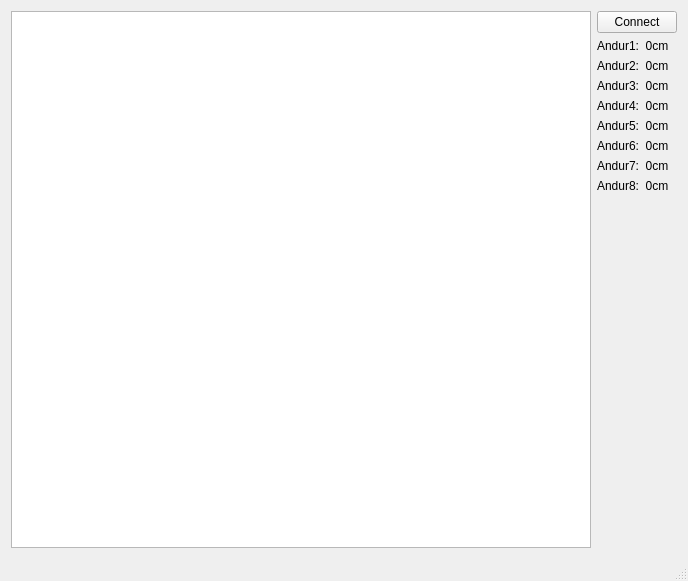
This is Software/PC/PC/followerui.ui in TalTechRobotiklubi/Follower as Qt 5 draws it before an edit. The edited form follows.
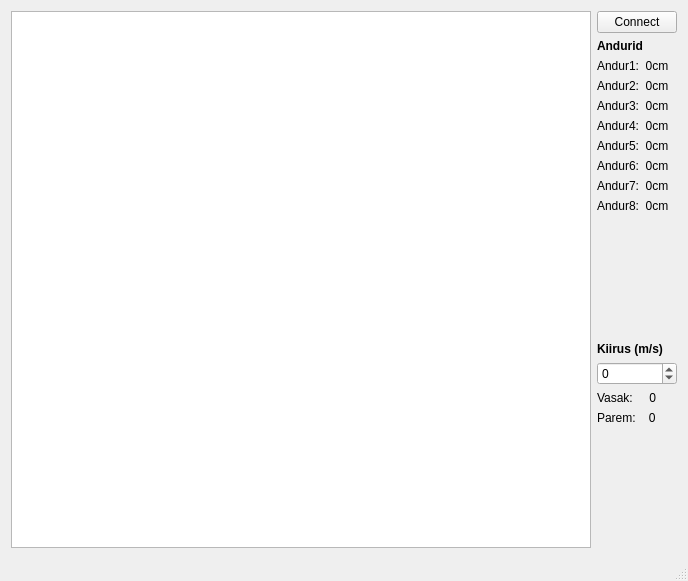
This is the edited form.

The edit to the form file:
```diff
--- a/Software/PC/PC/followerui.ui
+++ b/Software/PC/PC/followerui.ui
@@ -29,6 +29,19 @@
           </property>
          </widget>
         </item>
+        <item>
+         <widget class="QLabel" name="label">
+          <property name="font">
+           <font>
+            <weight>75</weight>
+            <bold>true</bold>
+           </font>
+          </property>
+          <property name="text">
+           <string>Andurid</string>
+          </property>
+         </widget>
+        </item>
         <item>
          <widget class="QLabel" name="lbl_andur1">
           <property name="text">
@@ -98,6 +111,56 @@
           </property>
          </spacer>
         </item>
+        <item>
+         <widget class="QLabel" name="label_2">
+          <property name="font">
+           <font>
+            <weight>75</weight>
+            <bold>true</bold>
+           </font>
+          </property>
+          <property name="text">
+           <string>Kiirus (m/s)</string>
+          </property>
+         </widget>
+        </item>
+        <item>
+         <widget class="QSpinBox" name="sb_setSpeed">
+          <property name="minimum">
+           <number>-65535</number>
+          </property>
+          <property name="maximum">
+           <number>65535</number>
+          </property>
+         </widget>
+        </item>
+        <item>
+         <widget class="QLabel" name="lbl_leftSpeed">
+          <property name="text">
+           <string>Vasak:     0</string>
+          </property>
+         </widget>
+        </item>
+        <item>
+         <widget class="QLabel" name="lbl_rightSpeed">
+          <property name="text">
+           <string>Parem:    0</string>
+          </property>
+         </widget>
+        </item>
+        <item>
+         <spacer name="verticalSpacer_2">
+          <property name="orientation">
+           <enum>Qt::Vertical</enum>
+          </property>
+          <property name="sizeHint" stdset="0">
+           <size>
+            <width>20</width>
+            <height>40</height>
+           </size>
+          </property>
+         </spacer>
+        </item>
        </layout>
       </item>
      </layout>
```
